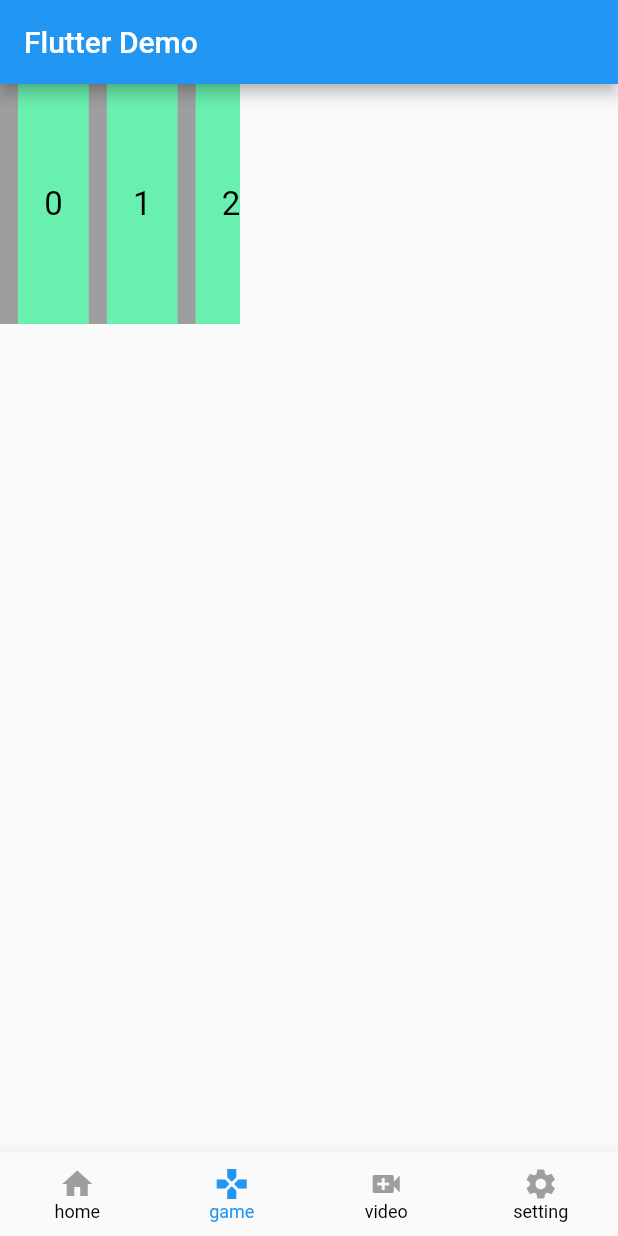
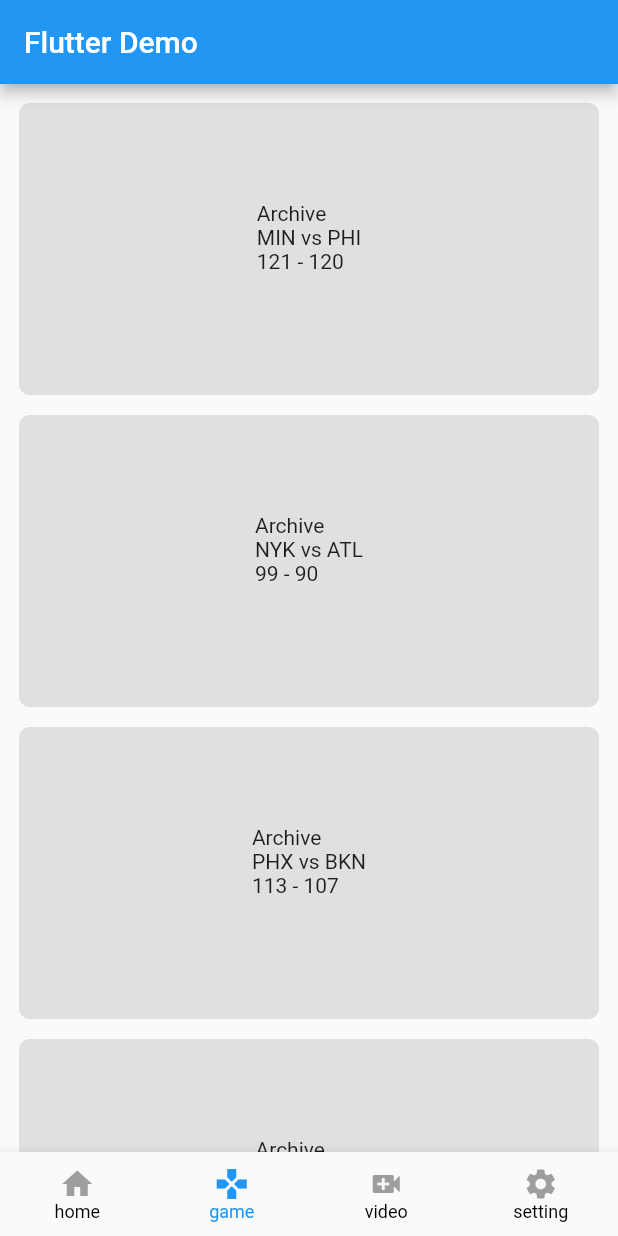
Before and after one commit to devin1014/flutter_myapp, a Flutter app: the screen it shows after launch, item 2 of the bottom bar chosen, on a phone screen of 412 x 824 dp. Run offline on Flutter 3.47's test engine with Material 2 defaults, Android fonts, the phone set to English and light mode, and no system bars; our stand-ins replace cookie_jar, dio, dio_cookie_manager, extended_image, fluro, fluttertoast and 5 more; missing offline and left inert: $path, analyzer, build, dio_cache_interceptor, source_gen; accounts and stored records are empty; network calls fail; statements that could not run were skipped.

Commit message:
[add] support game schedule page

```diff
--- a/lib/module/game/game.dart
+++ b/lib/module/game/game.dart
@@ -0,0 +1,11 @@
+import 'model/model.dart';
+
+extension GameExtension on Game {
+  bool isArchive() => gameState == Game.gameStateArchive || gameState == Game.gameStateDvr;
+
+  bool isLive() => gameState == Game.gameStateLive;
+
+  bool isUpcoming() => gameState == Game.gameStateUpcoming;
+
+  bool isUnAvailable() => gameState == Game.gameStateUnavailable;
+}
--- a/lib/module/game/model/model.dart
+++ b/lib/module/game/model/model.dart
@@ -24,3 +24,73 @@ class SingleGame {
 
   Map<String, dynamic> toJson() => _$SingleGameToJson(this);
 }
+
+@JsonSerializable()
+class Game {
+  static const gameStateUnavailable = -1;
+  static const gameStateUpcoming = 0;
+  static const gameStateLive = 1;
+  static const gameStateDvr = 2;
+  static const gameStateArchive = 3;
+
+  @JsonKey(defaultValue: "")
+  final String id;
+  @JsonKey(defaultValue: -1)
+  final int cameras;
+  @JsonKey(defaultValue: "")
+  final String cameraAngles;
+  @JsonKey(name: "d")
+  final String date;
+  @JsonKey(name: "st")
+  final String startTime;
+  @JsonKey(name: "et")
+  final String endTime;
+  @JsonKey(name: "gs", defaultValue: -1)
+  final int gameState;
+  @JsonKey(name: "s")
+  final int season;
+  @JsonKey(name: "h")
+  final String homeTeam;
+  @JsonKey(name: "hs", defaultValue: -1)
+  final int homeScore;
+  @JsonKey(name: "hr")
+  final String homeRecord;
+  @JsonKey(name: "v")
+  final String awayTeam;
+  @JsonKey(name: "vs", defaultValue: -1)
+  final int awayScore;
+  @JsonKey(name: "vr")
+  final String awayRecord;
+
+  const Game(
+    this.id,
+    this.cameras,
+    this.cameraAngles,
+    this.season,
+    this.date,
+    this.startTime,
+    this.endTime,
+    this.gameState,
+    this.awayTeam,
+    this.awayScore,
+    this.awayRecord,
+    this.homeTeam,
+    this.homeScore,
+    this.homeRecord,
+  );
+
+  factory Game.fromJson(Map<String, dynamic> json) => _$GameFromJson(json);
+
+  Map<String, dynamic> toJson() => _$GameToJson(this);
+}
+
+@JsonSerializable(explicitToJson: true)
+class Games {
+  Games(this.games);
+
+  final List<Game> games;
+
+  factory Games.fromJson(Map<String, dynamic> json) => _$GamesFromJson(json);
+
+  Map<String, dynamic> toJson() => _$GamesToJson(this);
+}
--- /dev/null
+++ b/lib/module/game/pages/schedule.dart
@@ -0,0 +1,115 @@
+import 'package:flutter/material.dart';
+import 'package:flutter_router_demo/module/game/model/model.dart';
+import 'package:flutter_router_demo/util/parser.dart';
+
+class SchedulePage extends StatefulWidget {
+  const SchedulePage({Key? key}) : super(key: key);
+
+  @override
+  State<StatefulWidget> createState() => _SchedulePageState();
+}
+
+class _SchedulePageState extends State<SchedulePage> {
+  @override
+  void initState() {
+    super.initState();
+    _loadData("data/schedule_1129.json");
+  }
+
+  Games? _result;
+
+  void _loadData(String path) async {
+    final games = Games.fromJson(await Parser.parseAssets(path));
+    setState(() {
+      _result = games;
+    });
+  }
+
+  @override
+  Widget build(BuildContext context) {
+    if (_result == null) {
+      return const Center(child: CircularProgressIndicator());
+    } else if (_result!.games.isEmpty) {
+      return _buildError("NO GAMES");
+    } else {
+      return _buildList(_result!.games);
+    }
+  }
+
+  Widget _buildError(String message) {
+    return Center(
+      child: Padding(
+        padding: const EdgeInsets.all(12),
+        child: Text(
+          message,
+          style: const TextStyle(fontSize: 16, color: Colors.black),
+        ),
+      ),
+    );
+  }
+
+  Widget _buildList(List<Game> list) {
+    return ListView.separated(
+        padding: const EdgeInsets.symmetric(vertical: 12),
+        itemBuilder: (context, index) {
+          switch (list[index].gameState) {
+            case Game.gameStateUpcoming:
+              return _buildUpcoming(list[index]);
+            case Game.gameStateLive:
+              return _buildLive(list[index]);
+            default:
+              return _buildArchive(list[index]);
+          }
+        },
+        separatorBuilder: (context, index) {
+          return const SizedBox(height: 12);
+        },
+        itemCount: list.length);
+  }
+
+  Widget _buildItemBackground({required Widget child}) {
+    return Padding(
+      padding: const EdgeInsets.symmetric(horizontal: 12),
+      child: Container(
+        width: double.infinity,
+        height: 196,
+        decoration: BoxDecoration(
+          color: const Color(0xFFe0e0e0),
+          border: Border.all(color: Colors.white, width: 0.5),
+          borderRadius: const BorderRadius.all(Radius.circular(8.0)),
+        ),
+        child: child,
+      ),
+    );
+  }
+
+  Widget _buildUpcoming(Game game) {
+    return _buildItemBackground(
+      child: Center(
+        child: Text("Upcoming\n"
+            "${game.awayTeam} vs ${game.homeTeam}\n"
+            "${game.date}\n"),
+      ),
+    );
+  }
+
+  Widget _buildLive(Game game) {
+    return _buildItemBackground(
+      child: Center(
+        child: Text("Live\n"
+            "${game.awayTeam} vs ${game.homeTeam}\n"
+            "${game.awayScore} - ${game.homeScore}\n"),
+      ),
+    );
+  }
+
+  Widget _buildArchive(Game game) {
+    return _buildItemBackground(
+      child: Center(
+        child: Text("Archive\n"
+            "${game.awayTeam} vs ${game.homeTeam}\n"
+            "${game.awayScore} - ${game.homeScore}\n"),
+      ),
+    );
+  }
+}
--- a/lib/pages/game.dart
+++ b/lib/pages/game.dart
@@ -1,24 +1,11 @@
 import 'package:flutter/material.dart';
-import 'package:flutter_router_demo/widget/horizontal_list_view.dart';
+import 'package:flutter_router_demo/module/game/pages/schedule.dart';
 
 class GamePage extends StatelessWidget {
   const GamePage({Key? key}) : super(key: key);
 
   @override
   Widget build(BuildContext context) {
-    return Container(
-      color: Colors.grey,
-      width: 160,
-      height: 160,
-      child: HorizontalListViewBuilder.build(
-        itemCount: 20,
-        itemDividerWidth: 12.0,
-        itemVisibleCount: 2.5,
-        itemBuilder: (context, index) => Container(
-          color: Colors.greenAccent,
-          child: Center(child: Text("$index", style: const TextStyle(fontSize: 22, color: Colors.black))),
-        ),
-      ),
-    );
+    return const SchedulePage();
   }
 }
--- a/lib/util/parser.dart
+++ b/lib/util/parser.dart
@@ -18,7 +18,7 @@ class Parser {
     dynamic object = json.decode(data);
     if (object is Map && object.isNotEmpty) {
       if (root?.isNotEmpty == true) {
-        return object[root];
+        return object[root] ?? object;
       } else if (deep != null && deep > 0) {
         return getDeepObject(object, deep);
       }
--- a/pubspec.yaml
+++ b/pubspec.yaml
@@ -86,6 +86,7 @@ flutter:
     - images/home/image4.png
     - data/story_167.json
     - data/home_landing.json
+    - data/schedule_1129.json
     - resources/language/default.json
     - resources/language/en.json
     - resources/language/zh_hans.json
```
Also changed, not shown: data/schedule_1129.json (added, +1 -0 lines), lib/module/game/model/model.g.dart, 3 other files.
